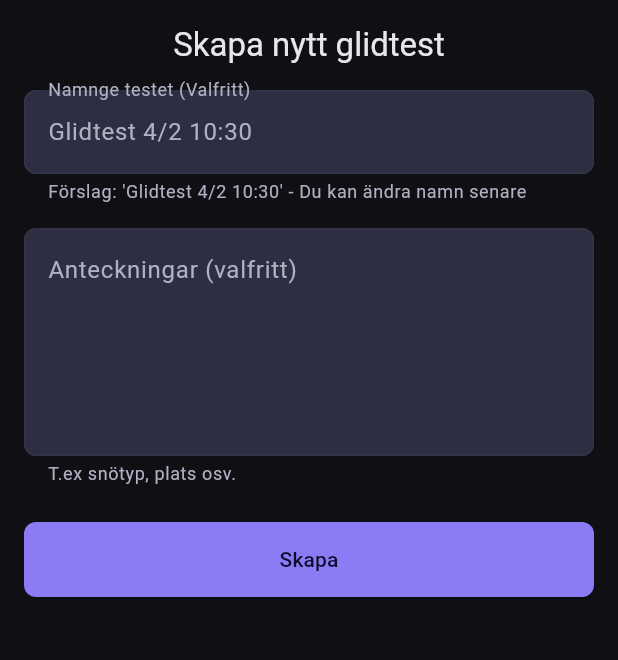
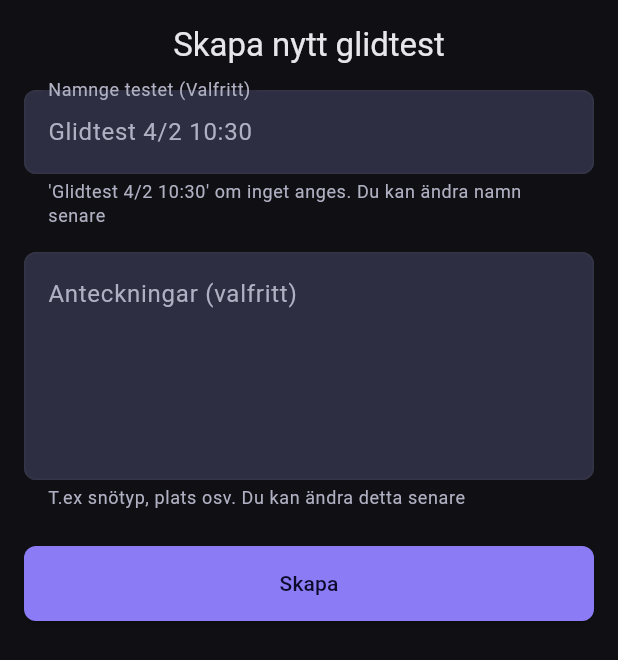
Before and after one commit to kristofferkarlsson93/skidpark, a Flutter app: the GlideTestForm widget shown alone on an empty page, opened directly, on a phone screen of 412 x 824 dp. Shown: the top 660 px of the screen. Run offline on Flutter 3.47's test engine with Material 3 defaults, Android fonts, the phone set to English and light mode, and no system bars; our stand-ins replace drift, drift_flutter, fl_chart, flutter_svg, geolocator, permission_handler and 2 more; accounts and stored records are empty; generated files the repository leaves out were written again.

Commit message:
fix: padding to show button

```diff
--- a/lib/features/glide_testing/create/glide_test_form.dart
+++ b/lib/features/glide_testing/create/glide_test_form.dart
@@ -63,10 +63,11 @@ class _GlideTestFormState extends State<GlideTestForm> {
   @override
   Widget build(BuildContext context) {
     final viewInsets = MediaQuery.of(context).viewInsets;
+    final safeAreaBottom = MediaQuery.of(context).padding.bottom;
     final isEditing = widget.testToEdit != null;
 
     return Padding(
-      padding: EdgeInsets.fromLTRB(16, 16, 16, 16 + viewInsets.bottom),
+      padding: EdgeInsets.fromLTRB(16, 16, 16, 16 + viewInsets.bottom + safeAreaBottom),
       child: SingleChildScrollView(
         child: Form(
           key: _formKey,
@@ -84,9 +85,10 @@ class _GlideTestFormState extends State<GlideTestForm> {
                 decoration: InputDecoration(
                   labelText: isEditing ? "Namnge testet" : "Namnge testet (Valfritt)",
                   hintText: isEditing ? "Ange ett namn" : _defaultTitle,
+                  helperMaxLines: 3,
                   helperText: isEditing
                       ? null
-                      : "Förslag: '${_defaultTitle}' - Du kan ändra namn senare",
+                      : "'${_defaultTitle}' om inget anges. Du kan ändra namn senare",
                   floatingLabelBehavior: isEditing
                       ? FloatingLabelBehavior.auto
                       : FloatingLabelBehavior.always,
@@ -105,9 +107,10 @@ class _GlideTestFormState extends State<GlideTestForm> {
                 textCapitalization: TextCapitalization.sentences,
                 controller: _notesController,
                 decoration: const InputDecoration(
+                  helperMaxLines: 3,
                   alignLabelWithHint: true,
                   labelText: 'Anteckningar (valfritt)',
-                  helperText: 'T.ex snötyp, plats osv.',
+                  helperText: 'T.ex snötyp, plats osv. Du kan ändra detta senare',
                 ),
                 keyboardType: TextInputType.multiline,
                 maxLines: 5,
--- a/pubspec.yaml
+++ b/pubspec.yaml
@@ -16,7 +16,7 @@ publish_to: 'none' # Remove this line if you wish to publish to pub.dev
 # https://developer.apple.com/library/archive/documentation/General/Reference/InfoPlistKeyReference/Articles/CoreFoundationKeys.html
 # In Windows, build-name is used as the major, minor, and patch parts
 # of the product and file versions while build-number is used as the build suffix.
-version: 1.0.0+1
+version: 1.0.0+2
 
 environment:
   sdk: ^3.9.2
```
Also changed, not shown: lib/features/ski_management/create/add_ski_form.dart (+4 -5 lines).
